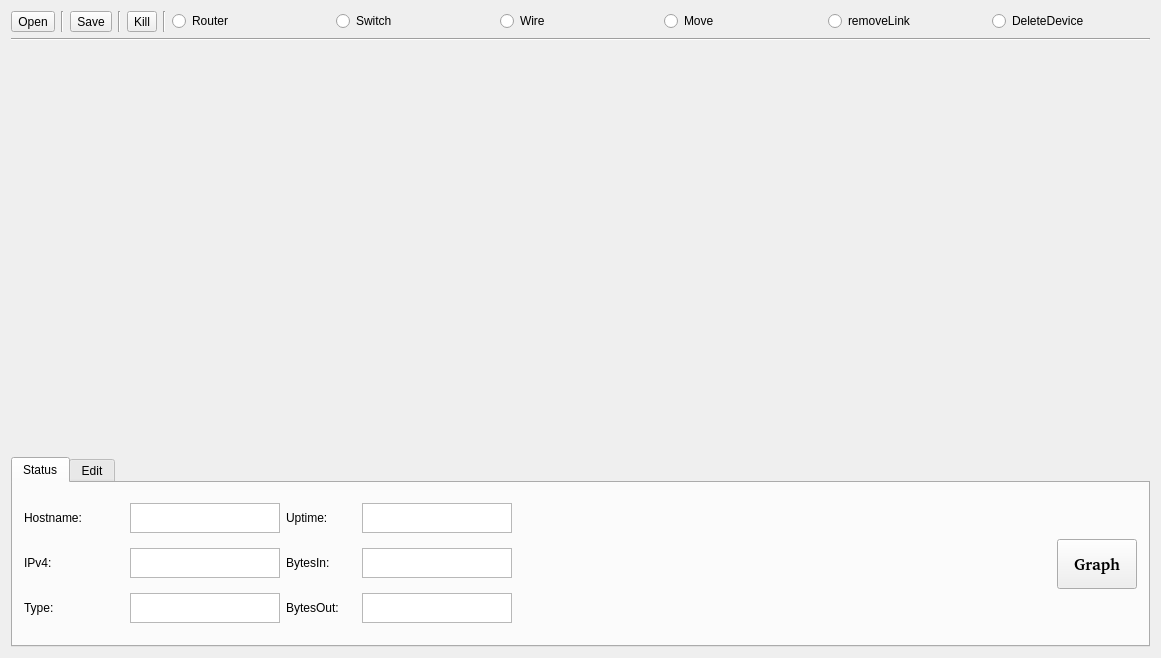
First picture: the form in SnmpMonitorV3/mainwindow.ui, repository fer-nando/projetoLaudelino, before the edit.
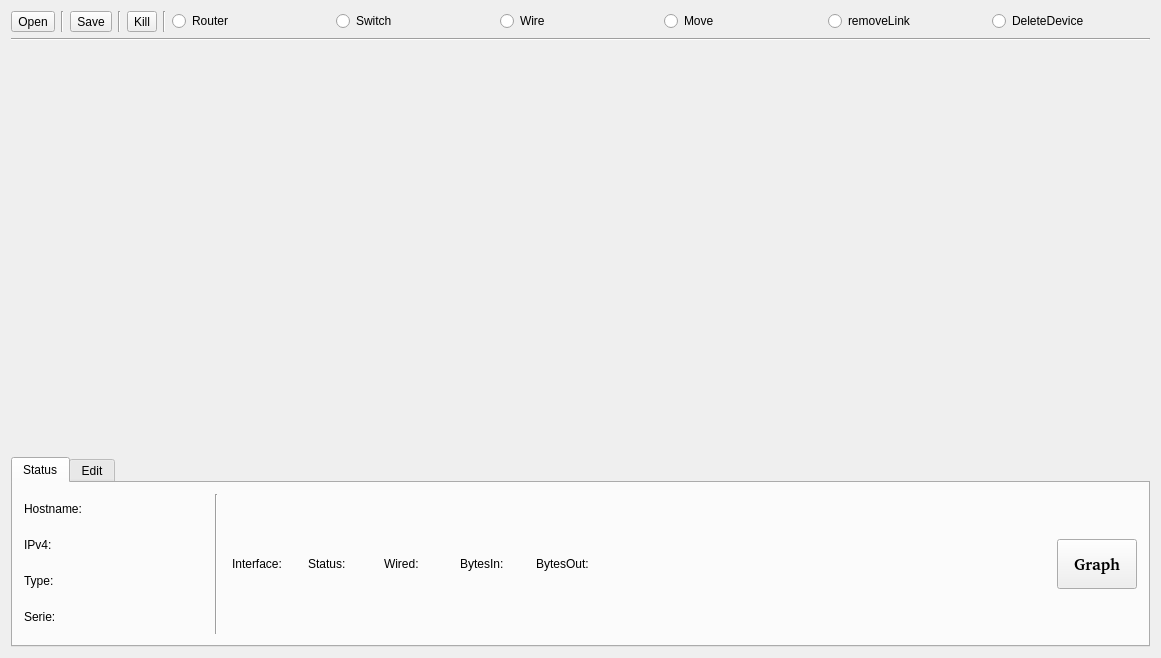
Second picture: the form after the edit. The open tabs and pages were chosen to show the change. Icons and pictures are not drawn.

Commit message: Implementado a tab Status. Links de acordo com o status. Correcao dos ponteiros de interface dos links.

Patch:
```diff
--- a/SnmpMonitorV3/mainwindow.ui
+++ b/SnmpMonitorV3/mainwindow.ui
@@ -268,7 +268,7 @@
             </property>
             <property name="minimumSize">
              <size>
-              <width>100</width>
+              <width>70</width>
               <height>30</height>
              </size>
             </property>
@@ -287,7 +287,7 @@
             </property>
             <property name="minimumSize">
              <size>
-              <width>100</width>
+              <width>70</width>
               <height>30</height>
              </size>
             </property>
@@ -296,63 +296,6 @@
             </property>
            </widget>
           </item>
-          <item row="0" column="2">
-           <widget class="QLabel" name="label_4">
-            <property name="sizePolicy">
-             <sizepolicy hsizetype="Fixed" vsizetype="Fixed">
-              <horstretch>0</horstretch>
-              <verstretch>0</verstretch>
-             </sizepolicy>
-            </property>
-            <property name="minimumSize">
-             <size>
-              <width>70</width>
-              <height>30</height>
-             </size>
-            </property>
-            <property name="text">
-             <string>Uptime:</string>
-            </property>
-           </widget>
-          </item>
-          <item row="1" column="2">
-           <widget class="QLabel" name="label_5">
-            <property name="sizePolicy">
-             <sizepolicy hsizetype="Fixed" vsizetype="Fixed">
-              <horstretch>0</horstretch>
-              <verstretch>0</verstretch>
-             </sizepolicy>
-            </property>
-            <property name="minimumSize">
-             <size>
-              <width>70</width>
-              <height>30</height>
-             </size>
-            </property>
-            <property name="text">
-             <string>BytesIn:</string>
-            </property>
-           </widget>
-          </item>
-          <item row="2" column="2">
-           <widget class="QLabel" name="label_6">
-            <property name="sizePolicy">
-             <sizepolicy hsizetype="Fixed" vsizetype="Fixed">
-              <horstretch>0</horstretch>
-              <verstretch>0</verstretch>
-             </sizepolicy>
-            </property>
-            <property name="minimumSize">
-             <size>
-              <width>70</width>
-              <height>30</height>
-             </size>
-            </property>
-            <property name="text">
-             <string>BytesOut:</string>
-            </property>
-           </widget>
-          </item>
           <item row="1" column="0">
            <widget class="QLabel" name="label_2">
             <property name="sizePolicy">
@@ -363,7 +306,7 @@
             </property>
             <property name="minimumSize">
              <size>
-              <width>100</width>
+              <width>70</width>
               <height>30</height>
              </size>
             </property>
@@ -372,64 +315,220 @@
             </property>
            </widget>
           </item>
+          <item row="3" column="0">
+           <widget class="QLabel" name="label_8">
+            <property name="sizePolicy">
+             <sizepolicy hsizetype="Fixed" vsizetype="Fixed">
+              <horstretch>0</horstretch>
+              <verstretch>0</verstretch>
+             </sizepolicy>
+            </property>
+            <property name="minimumSize">
+             <size>
+              <width>70</width>
+              <height>30</height>
+             </size>
+            </property>
+            <property name="text">
+             <string>Serie:</string>
+            </property>
+           </widget>
+          </item>
           <item row="0" column="1">
-           <widget class="QTextEdit" name="textEdit">
-            <property name="maximumSize">
+           <widget class="QLabel" name="label_hostname">
+            <property name="sizePolicy">
+             <sizepolicy hsizetype="Fixed" vsizetype="Fixed">
+              <horstretch>0</horstretch>
+              <verstretch>0</verstretch>
+             </sizepolicy>
+            </property>
+            <property name="minimumSize">
              <size>
-              <width>150</width>
+              <width>100</width>
               <height>30</height>
              </size>
             </property>
+            <property name="text">
+             <string/>
+            </property>
            </widget>
           </item>
           <item row="1" column="1">
-           <widget class="QTextEdit" name="textEdit_2">
-            <property name="maximumSize">
+           <widget class="QLabel" name="label_ip">
+            <property name="sizePolicy">
+             <sizepolicy hsizetype="Fixed" vsizetype="Fixed">
+              <horstretch>0</horstretch>
+              <verstretch>0</verstretch>
+             </sizepolicy>
+            </property>
+            <property name="minimumSize">
              <size>
-              <width>150</width>
+              <width>100</width>
               <height>30</height>
              </size>
             </property>
+            <property name="text">
+             <string/>
+            </property>
            </widget>
           </item>
           <item row="2" column="1">
-           <widget class="QTextEdit" name="textEdit_3">
-            <property name="maximumSize">
+           <widget class="QLabel" name="label_type">
+            <property name="sizePolicy">
+             <sizepolicy hsizetype="Fixed" vsizetype="Fixed">
+              <horstretch>0</horstretch>
+              <verstretch>0</verstretch>
+             </sizepolicy>
+            </property>
+            <property name="minimumSize">
              <size>
-              <width>150</width>
+              <width>100</width>
               <height>30</height>
              </size>
+            </property>
+            <property name="text">
+             <string/>
+            </property>
+           </widget>
+          </item>
+          <item row="3" column="1">
+           <widget class="QLabel" name="label_serie">
+            <property name="sizePolicy">
+             <sizepolicy hsizetype="Fixed" vsizetype="Fixed">
+              <horstretch>0</horstretch>
+              <verstretch>0</verstretch>
+             </sizepolicy>
+            </property>
+            <property name="minimumSize">
+             <size>
+              <width>100</width>
+              <height>30</height>
+             </size>
+            </property>
+            <property name="text">
+             <string/>
+            </property>
+           </widget>
+          </item>
+         </layout>
+        </item>
+        <item>
+         <widget class="Line" name="line_5">
+          <property name="sizePolicy">
+           <sizepolicy hsizetype="Fixed" vsizetype="Minimum">
+            <horstretch>0</horstretch>
+            <verstretch>0</verstretch>
+           </sizepolicy>
+          </property>
+          <property name="minimumSize">
+           <size>
+            <width>20</width>
+            <height>0</height>
+           </size>
+          </property>
+          <property name="orientation">
+           <enum>Qt::Vertical</enum>
+          </property>
+         </widget>
+        </item>
+        <item>
+         <layout class="QGridLayout" name="gridLayout_4">
+          <property name="sizeConstraint">
+           <enum>QLayout::SetDefaultConstraint</enum>
+          </property>
+          <item row="0" column="0">
+           <widget class="QLabel" name="label_9">
+            <property name="sizePolicy">
+             <sizepolicy hsizetype="Fixed" vsizetype="Fixed">
+              <horstretch>0</horstretch>
+              <verstretch>0</verstretch>
+             </sizepolicy>
+            </property>
+            <property name="minimumSize">
+             <size>
+              <width>70</width>
+              <height>30</height>
+             </size>
+            </property>
+            <property name="text">
+             <string>Interface:</string>
+            </property>
+           </widget>
+          </item>
+          <item row="0" column="1">
+           <widget class="QLabel" name="label_7">
+            <property name="sizePolicy">
+             <sizepolicy hsizetype="Fixed" vsizetype="Fixed">
+              <horstretch>0</horstretch>
+              <verstretch>0</verstretch>
+             </sizepolicy>
+            </property>
+            <property name="minimumSize">
+             <size>
+              <width>70</width>
+              <height>30</height>
+             </size>
+            </property>
+            <property name="text">
+             <string>Status:</string>
+            </property>
+           </widget>
+          </item>
+          <item row="0" column="2">
+           <widget class="QLabel" name="label_4">
+            <property name="sizePolicy">
+             <sizepolicy hsizetype="Fixed" vsizetype="Fixed">
+              <horstretch>0</horstretch>
+              <verstretch>0</verstretch>
+             </sizepolicy>
+            </property>
+            <property name="minimumSize">
+             <size>
+              <width>70</width>
+              <height>30</height>
+             </size>
+            </property>
+            <property name="text">
+             <string>Wired:</string>
             </property>
            </widget>
           </item>
           <item row="0" column="3">
-           <widget class="QTextEdit" name="textEdit_4">
-            <property name="maximumSize">
-             <size>
-              <width>150</width>
-              <height>30</height>
-             </size>
+           <widget class="QLabel" name="label_5">
+            <property name="sizePolicy">
+             <sizepolicy hsizetype="Fixed" vsizetype="Fixed">
+              <horstretch>0</horstretch>
+              <verstretch>0</verstretch>
+             </sizepolicy>
             </property>
-           </widget>
-          </item>
-          <item row="1" column="3">
-           <widget class="QTextEdit" name="textEdit_5">
-            <property name="maximumSize">
+            <property name="minimumSize">
              <size>
-              <width>150</width>
+              <width>70</width>
               <height>30</height>
              </size>
             </property>
+            <property name="text">
+             <string>BytesIn:</string>
+            </property>
            </widget>
           </item>
-          <item row="2" column="3">
-           <widget class="QTextEdit" name="textEdit_6">
-            <property name="maximumSize">
+          <item row="0" column="4">
+           <widget class="QLabel" name="label_6">
+            <property name="sizePolicy">
+             <sizepolicy hsizetype="Fixed" vsizetype="Fixed">
+              <horstretch>0</horstretch>
+              <verstretch>0</verstretch>
+             </sizepolicy>
+            </property>
+            <property name="minimumSize">
              <size>
-              <width>150</width>
+              <width>70</width>
               <height>30</height>
              </size>
             </property>
+            <property name="text">
+             <string>BytesOut:</string>
+            </property>
            </widget>
           </item>
          </layout>
```
Left out of the diff: 2 changed lines with no effect on the pictures. The commit also changes 10 other files.
